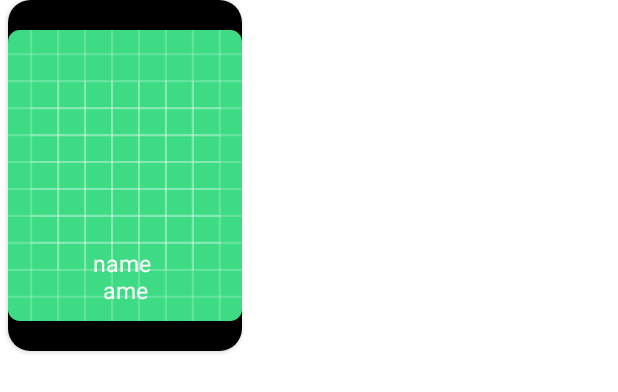
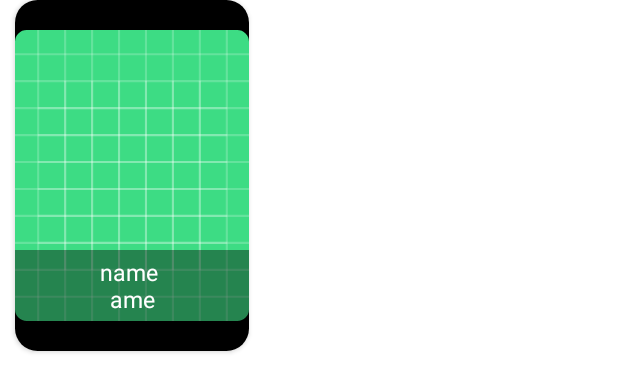
Before and after one commit to gokselkoc/Tmdb, an Android app: the layout content_item_view.xml on its own in the app's theme, with its tools: preview values and no code run, on a phone screen of 412 x 824 dp. Shown: the top 392 px of the screen. Run offline under Robolectric (Android 15) with nearby library versions, the phone set to English and light mode, and no system bars.

Commit message:
View updates, Adapter updateded

```diff
--- a/app/src/main/java/com/gokselkoc/tmdb/base/BaseVmDbFragment.kt
+++ b/app/src/main/java/com/gokselkoc/tmdb/base/BaseVmDbFragment.kt
@@ -6,7 +6,9 @@ import android.view.View
 import android.view.ViewGroup
 import androidx.databinding.DataBindingUtil
 import androidx.databinding.ViewDataBinding
+import kotlinx.coroutines.ExperimentalCoroutinesApi
 
+@ExperimentalCoroutinesApi
 abstract class BaseVmDbFragment<DB : ViewDataBinding> :
     BaseFragment() {
 
--- a/app/src/main/java/com/gokselkoc/tmdb/constants/Keys.kt
+++ b/app/src/main/java/com/gokselkoc/tmdb/constants/Keys.kt
@@ -1,6 +1,5 @@
 package com.gokselkoc.tmdb.constants
 
-import com.gokselkoc.tmdb.models.movie.MovieResponse
 
 object Keys {
     const val MOVIE_RESPONSE = "MOVIE_RESPONSE"
--- a/app/src/main/java/com/gokselkoc/tmdb/binding/ImageViewBinding.kt
+++ b/app/src/main/java/com/gokselkoc/tmdb/extension/ImageViewBinding.kt
@@ -1,4 +1,4 @@
-package com.gokselkoc.tmdb.binding
+package com.gokselkoc.tmdb.extension
 
 import android.content.Context
 import android.graphics.Color
@@ -41,5 +41,6 @@ fun setMovieImage(imageView: ImageView, url: String?) {
     } else {
         Urls.BASE_IMAGE_URL + imageUrl
     }
-    imageView.downLoadView(url = imageUrl, progressDrawable = placeHolderProgressBar(imageView.context))
+    imageView.downLoadView(url = imageUrl,
+        progressDrawable = placeHolderProgressBar(imageView.context))
 }
--- a/app/src/main/java/com/gokselkoc/tmdb/ui/detail/movie/ContentDetailFragment.kt
+++ b/app/src/main/java/com/gokselkoc/tmdb/ui/detail/movie/ContentDetailFragment.kt
@@ -3,7 +3,6 @@ package com.gokselkoc.tmdb.ui.detail.movie
 import com.gokselkoc.tmdb.R
 import com.gokselkoc.tmdb.base.BaseVmDbFragment
 import com.gokselkoc.tmdb.databinding.FragmentContentDetailBinding
-import com.gokselkoc.tmdb.ui.home.HomeFragmentDirections
 import dagger.hilt.android.AndroidEntryPoint
 import kotlinx.coroutines.ExperimentalCoroutinesApi
 
--- a/app/src/main/java/com/gokselkoc/tmdb/ui/main/MainActivity.kt
+++ b/app/src/main/java/com/gokselkoc/tmdb/ui/main/MainActivity.kt
@@ -2,11 +2,8 @@ package com.gokselkoc.tmdb.ui.main
 
 import androidx.appcompat.app.AppCompatActivity
 import android.os.Bundle
-import androidx.navigation.NavController
-import androidx.navigation.NavDirections
 import androidx.navigation.fragment.NavHostFragment
 import androidx.navigation.ui.setupWithNavController
-import com.gokselkoc.tmdb.R
 import com.gokselkoc.tmdb.databinding.ActivityMainBinding
 import com.google.android.material.bottomnavigation.BottomNavigationView
 import dagger.hilt.android.AndroidEntryPoint
@@ -25,7 +22,6 @@ class MainActivity : AppCompatActivity() {
     }
 
 
-
     private fun bottomMenuNavGraph(navHostFragmentId: Int, bottomMenuView: BottomNavigationView) {
         val navHostFragment =
             supportFragmentManager.findFragmentById(navHostFragmentId) as NavHostFragment
--- a/app/src/main/res/layout/activity_main.xml
+++ b/app/src/main/res/layout/activity_main.xml
@@ -15,7 +15,6 @@
             android:name="androidx.navigation.fragment.NavHostFragment"
             android:layout_width="match_parent"
             android:layout_height="0dp"
-
             app:defaultNavHost="true"
             app:layout_constraintBottom_toTopOf="@id/main_bottom_menu_nav"
             app:layout_constraintEnd_toEndOf="parent"
--- a/app/src/main/res/layout/content_item_view.xml
+++ b/app/src/main/res/layout/content_item_view.xml
@@ -18,7 +18,7 @@
         android:id="@+id/main_card_view_item"
         android:layout_width="@dimen/_120sdp"
         android:layout_height="@dimen/_180sdp"
-        android:layout_marginLeft="@dimen/margin_5"
+        android:layout_marginLeft="@dimen/margin_10"
         android:background="@color/black"
         android:onClick="@{() -> viewModel.onClickedItem(item)}"
         app:cardCornerRadius="15dp">
@@ -44,20 +44,32 @@
                 app:srcCompat="@drawable/ic_launcher_background"
                 tools:layout_height="@dimen/height_194" />
 
+            <androidx.constraintlayout.widget.ConstraintLayout
+                android:layout_width="match_parent"
+                android:layout_height="wrap_content"
+                android:background="@color/transparent_black"
+                app:layout_constraintBottom_toBottomOf="@+id/content_image_view"
+                app:layout_constraintEnd_toEndOf="parent"
+                app:layout_constraintStart_toStartOf="parent">
+
                 <TextView
                     android:id="@+id/content_tv"
                     android:layout_width="wrap_content"
                     android:layout_height="wrap_content"
+                    android:layout_margin="@dimen/margin_4"
                     android:layout_marginHorizontal="@dimen/margin_3"
-                android:layout_marginBottom="@dimen/margin_10"
                     android:text="@{item.originalTitle}"
                     android:textAlignment="center"
                     android:textColor="@color/white"
                     android:textSize="@dimen/text_size_15"
-                app:layout_constraintBottom_toBottomOf="@+id/content_image_view"
-                app:layout_constraintEnd_toEndOf="@+id/content_image_view"
+                    app:layout_constraintBottom_toBottomOf="parent"
+                    app:layout_constraintEnd_toEndOf="parent"
                     app:layout_constraintStart_toStartOf="parent"
+                    app:layout_constraintTop_toTopOf="parent"
                     tools:text="name \name" />
+
+            </androidx.constraintlayout.widget.ConstraintLayout>
+
         </androidx.constraintlayout.widget.ConstraintLayout>
     </androidx.cardview.widget.CardView>
 </layout>
--- a/app/src/main/res/values/colors.xml
+++ b/app/src/main/res/values/colors.xml
@@ -9,4 +9,7 @@
     <color name="white">#FFFFFFFF</color>
     <color name="main_color">#EF2636</color>
     <color name="home_fragment_text_views_color">#B00020</color>
+
+    <color name="transparent_black">#66000000</color>
+
 </resources>
```
Also changed, not shown: app/src/main/java/com/gokselkoc/tmdb/extension/ObserveExtension.kt (added, +11 -0 lines), app/src/main/java/com/gokselkoc/tmdb/ui/home/ContentAdapter.kt (+0 -8 lines), app/src/main/java/com/gokselkoc/tmdb/ui/home/HomeFragment.kt (+8 -35 lines), app/src/main/java/com/gokselkoc/tmdb/ui/home/MovieViewModel.kt (+5 -9 lines). Lines whose indentation alone changed are shown as unchanged.
